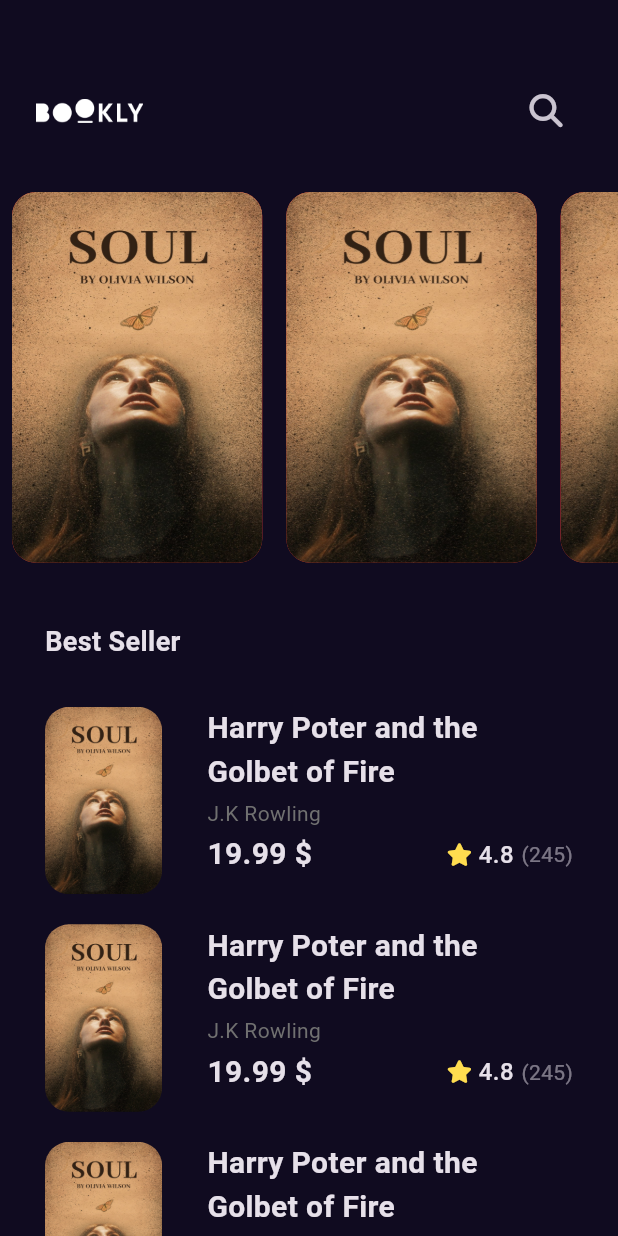
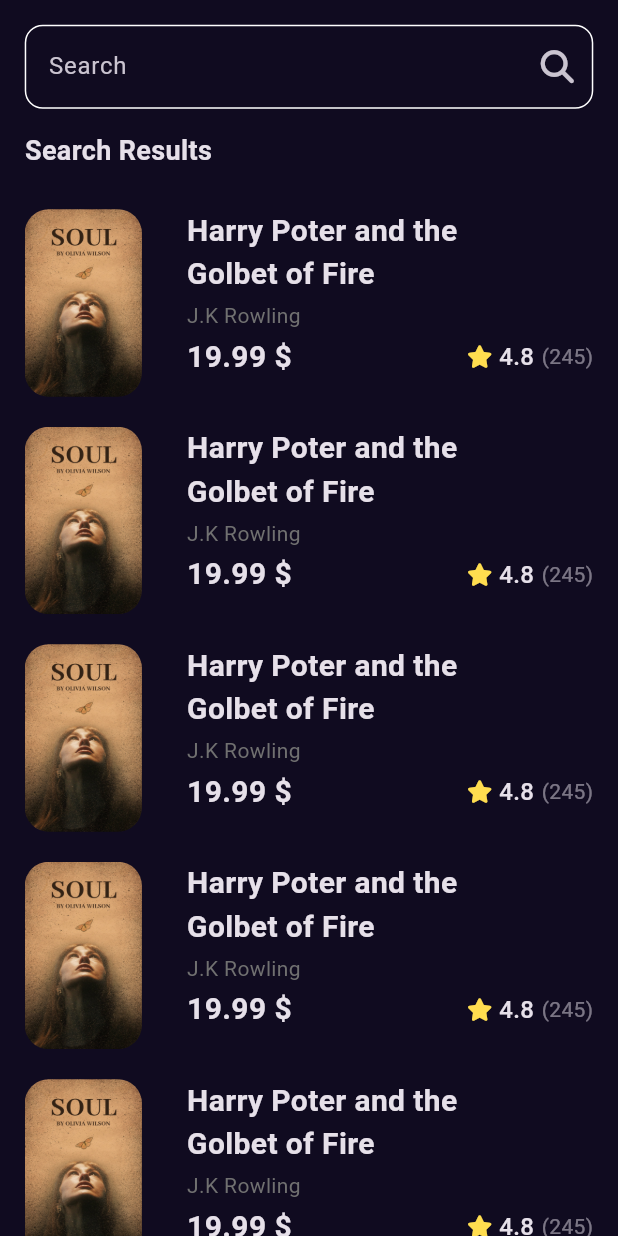
Before and after one commit to Rama-Fassi/MyBookly, a Flutter app: the screen it shows after launch, after a tap on an icon or button, on a phone screen of 412 x 824 dp. Run offline on Flutter 3.47's test engine with Material 3 defaults, Android fonts, the phone set to English and light mode, and no system bars; our stand-ins replace equatable, font_awesome_flutter, go_router; Roboto replaces fonts that are missing (GT Sectra Fine).

```diff
--- a/lib/core/utils/app_router.dart
+++ b/lib/core/utils/app_router.dart
@@ -1,11 +1,13 @@
 import 'package:go_router/go_router.dart';
 import 'package:my_bookly/features/home/presenatation/views/book_details_view.dart';
 import 'package:my_bookly/features/home/presenatation/views/home_view.dart';
+import 'package:my_bookly/features/search/presentation/views/search_view.dart';
 import 'package:my_bookly/features/splash/presentation/views/splash_view.dart';
 
 abstract class AppRouter {
   static const kHomeView = '/homeView';
   static const kBookDetailsView = '/bookDetailsView';
+  static const kSearchView = '/searchsView';
 
   static final router = GoRouter(routes: [
     GoRoute(
@@ -20,5 +22,10 @@ abstract class AppRouter {
       path: kBookDetailsView,
       builder: (context, state) => const BookDetailsView(),
     ),
+
+      GoRoute(
+      path: kSearchView,
+      builder: (context, state) => const SearchView(),
+    ),
   ]);
 }
--- a/lib/features/home/presenatation/views/widgets/best_seller_List_view_item.dart
+++ b/lib/features/home/presenatation/views/widgets/best_seller_List_view_item.dart
@@ -5,8 +5,8 @@ import 'package:my_bookly/core/utils/assests.dart';
 import 'package:my_bookly/core/utils/styles.dart';
 import 'package:my_bookly/features/home/presenatation/views/widgets/book_rating.dart';
 
-class BestSellerListViewItem extends StatelessWidget {
-  const BestSellerListViewItem({super.key});
+class BookListViewItem extends StatelessWidget {
+  const BookListViewItem({super.key});
 
   @override
   Widget build(BuildContext context) {
--- a/lib/features/home/presenatation/views/widgets/best_seller_list_View.dart
+++ b/lib/features/home/presenatation/views/widgets/best_seller_list_View.dart
@@ -13,7 +13,7 @@ class BestSellerListView extends StatelessWidget {
       itemBuilder: (context, index) {
         return const Padding(
           padding: EdgeInsets.symmetric(vertical: 10),
-          child: BestSellerListViewItem(),
+          child: BookListViewItem(),
         );
       },
       itemCount: 20,
--- a/lib/features/home/presenatation/views/widgets/custom_app_bar.dart
+++ b/lib/features/home/presenatation/views/widgets/custom_app_bar.dart
@@ -1,5 +1,7 @@
 import 'package:flutter/material.dart';
 import 'package:font_awesome_flutter/font_awesome_flutter.dart';
+import 'package:go_router/go_router.dart';
+import 'package:my_bookly/core/utils/app_router.dart';
 import 'package:my_bookly/core/utils/assests.dart';
 
 class CustomAppBar extends StatelessWidget {
@@ -19,7 +21,9 @@ class CustomAppBar extends StatelessWidget {
           ),
           const Spacer(),
           IconButton(
-            onPressed: () {},
+            onPressed: () {
+              GoRouter.of(context).push(AppRouter.kSearchView);
+            },
             icon: const Icon(
               FontAwesomeIcons.magnifyingGlass,
               size: 22,
--- /dev/null
+++ b/lib/features/search/presentation/views/search_view.dart
@@ -0,0 +1,15 @@
+import 'package:flutter/material.dart';
+import 'package:my_bookly/features/search/presentation/views/widgets/search_view_body.dart';
+
+class SearchView extends StatelessWidget {
+  const SearchView({super.key});
+
+  @override
+  Widget build(BuildContext context) {
+    return const Scaffold(
+      body: SafeArea(
+        child: SearchViewBody(),
+      ),
+    );
+  }
+}
--- /dev/null
+++ b/lib/features/search/presentation/views/widgets/custom_search_text_field.dart
@@ -0,0 +1,33 @@
+
+import 'package:flutter/material.dart';
+import 'package:font_awesome_flutter/font_awesome_flutter.dart';
+
+class CustomSearchTextField extends StatelessWidget {
+  const CustomSearchTextField({super.key});
+
+  @override
+  Widget build(BuildContext context) {
+    return TextField(
+      decoration: InputDecoration(
+        enabledBorder: buildOutlineInputBorder(),
+         focusedBorder: buildOutlineInputBorder(),
+        hintText: 'Search',
+        // hintStyle: TextStyle(color: Colors.white),
+        suffixIcon: IconButton(
+          onPressed: () {},
+          icon: const Icon(
+            FontAwesomeIcons.magnifyingGlass,
+            size: 22,
+          ),
+        ),
+      ),
+    );
+  }
+
+  OutlineInputBorder buildOutlineInputBorder() {
+    return OutlineInputBorder(
+      borderRadius: BorderRadius.circular(12),
+      borderSide: const BorderSide(color: Colors.white),
+    );
+  }
+}
--- /dev/null
+++ b/lib/features/search/presentation/views/widgets/search_view_body.dart
@@ -0,0 +1,59 @@
+import 'package:flutter/material.dart';
+
+import 'package:my_bookly/core/utils/styles.dart';
+import 'package:my_bookly/features/home/presenatation/views/widgets/best_seller_list_view_item.dart';
+import 'package:my_bookly/features/search/presentation/views/widgets/custom_search_text_field.dart';
+
+class SearchViewBody extends StatelessWidget {
+  const SearchViewBody({super.key});
+
+  @override
+  Widget build(BuildContext context) {
+    var width = MediaQuery.of(context).size.width;
+    var height = MediaQuery.of(context).size.height;
+
+    return Padding(
+      padding: EdgeInsets.symmetric(horizontal: width * .04),
+      child: Column(
+        crossAxisAlignment: CrossAxisAlignment.start,
+        children: [
+          SizedBox(
+            height: height * .02,
+          ),
+          const CustomSearchTextField(),
+          const SizedBox(
+            height: 15,
+          ),
+          const Text(
+            'Search Results',
+            style: Styles.textStyle18,
+          ),
+          const SizedBox(
+            height: 16,
+          ),
+          const Expanded(child: SearchResultListView()),
+        ],
+      ),
+    );
+  }
+}
+
+class SearchResultListView extends StatelessWidget {
+  const SearchResultListView({super.key});
+
+  @override
+  Widget build(BuildContext context) {
+    return ListView.builder(
+      // shrinkWrap: true,
+      // physics: const NeverScrollableScrollPhysics(),
+      padding: EdgeInsets.zero,
+      itemBuilder: (context, index) {
+        return const Padding(
+          padding: EdgeInsets.symmetric(vertical: 10),
+          child: BookListViewItem(),
+        );
+      },
+      itemCount: 20,
+    );
+  }
+}
--- a/pubspec.yaml
+++ b/pubspec.yaml
@@ -29,6 +29,7 @@ environment:
 # versions available, run `flutter pub outdated`.
 dependencies:
   cupertino_icons: ^1.0.2
+  equatable: ^2.0.5
   flutter:
     sdk: flutter
   font_awesome_flutter: ^10.7.0
```
Also changed, not shown: lib/features/home/data/models/book_model/access_info.dart (added, +76 -0 lines), lib/features/home/data/models/book_model/book_model.dart (added, +71 -0 lines), lib/features/home/data/models/book_model/epub.dart (added, +18 -0 lines), lib/features/home/data/models/book_model/image_links.dart (added, +21 -0 lines), lib/features/home/data/models/book_model/industry_identifier.dart (added, +23 -0 lines), lib/features/home/data/models/book_model/panelization_summary.dart (added, +26 -0 lines), lib/features/home/data/models/book_model/pdf.dart (added, +21 -0 lines), lib/features/home/data/models/book_model/reading_modes.dart (added, +21 -0 lines), lib/features/home/data/models/book_model/sale_info.dart (added, +24 -0 lines), lib/features/home/data/models/book_model/search_info.dart (added, +18 -0 lines), lib/features/home/data/models/book_model/volume_info.dart (added, +140 -0 lines), pubspec.lock.
